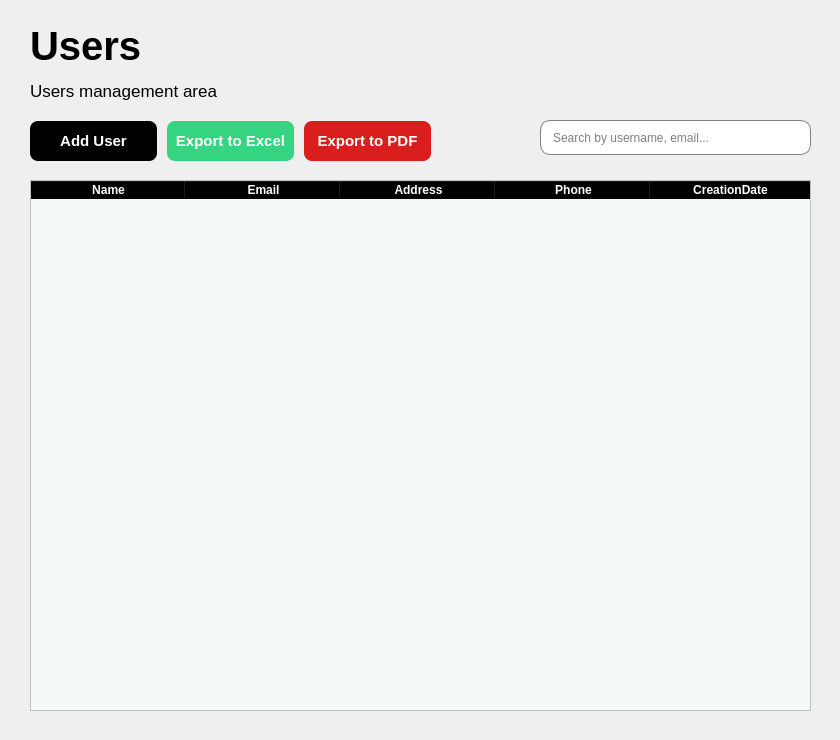
The window that ui/pages/stackedTesst.ui (agadrian/DIN-PyQt6-Persistencia) describes before a commit, drawn with Qt 5.
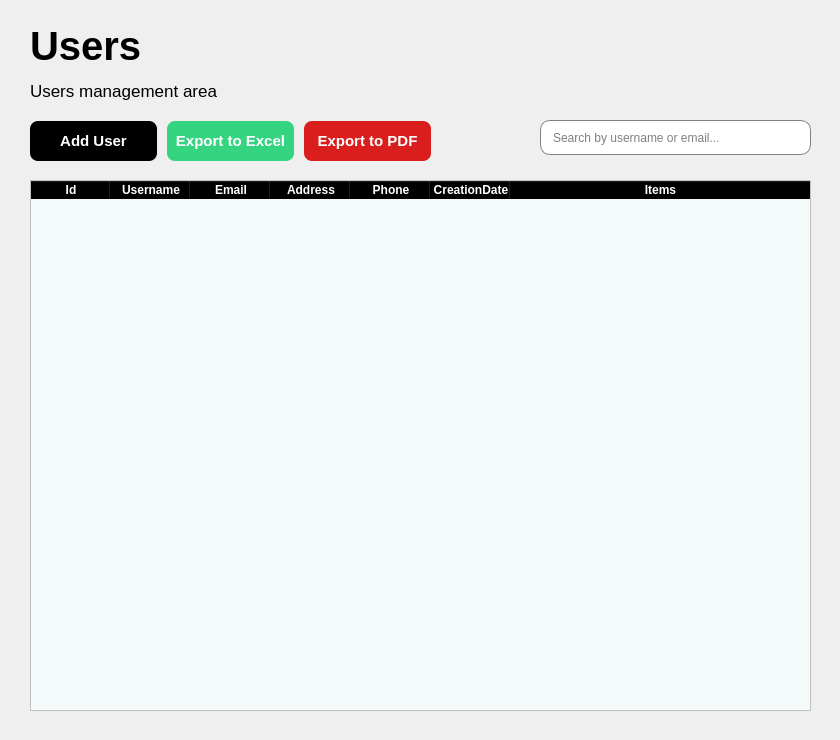
The same window after the commit.

```diff
--- a/ui/pages/stackedTesst.ui
+++ b/ui/pages/stackedTesst.ui
@@ -77,6 +77,12 @@
      <property name="alternatingRowColors">
       <bool>true</bool>
      </property>
+     <property name="textElideMode">
+      <enum>Qt::TextElideMode::ElideMiddle</enum>
+     </property>
+     <property name="columnCount">
+      <number>7</number>
+     </property>
      <attribute name="horizontalHeaderVisible">
       <bool>true</bool>
      </attribute>
@@ -84,7 +90,7 @@
       <bool>false</bool>
      </attribute>
      <attribute name="horizontalHeaderDefaultSectionSize">
-      <number>155</number>
+      <number>80</number>
      </attribute>
      <attribute name="horizontalHeaderShowSortIndicator" stdset="0">
       <bool>false</bool>
@@ -92,6 +98,9 @@
      <attribute name="horizontalHeaderStretchLastSection">
       <bool>true</bool>
      </attribute>
+     <attribute name="verticalHeaderVisible">
+      <bool>false</bool>
+     </attribute>
      <attribute name="verticalHeaderCascadingSectionResizes">
       <bool>false</bool>
      </attribute>
@@ -100,7 +109,12 @@
      </attribute>
      <column>
       <property name="text">
-       <string>Name</string>
+       <string>Id</string>
+      </property>
+     </column>
+     <column>
+      <property name="text">
+       <string>Username</string>
       </property>
      </column>
      <column>
@@ -123,6 +137,11 @@
        <string>CreationDate</string>
       </property>
      </column>
+     <column>
+      <property name="text">
+       <string>Items</string>
+      </property>
+     </column>
     </widget>
     <widget class="QLineEdit" name="lineEdit_2">
      <property name="geometry">
@@ -154,7 +173,7 @@
 </string>
      </property>
      <property name="placeholderText">
-      <string>Search by username, email...</string>
+      <string>Search by username or email...</string>
      </property>
     </widget>
     <widget class="QLabel" name="label_6">
```
Left out of the diff: 6 changed lines with no effect on the pictures.
